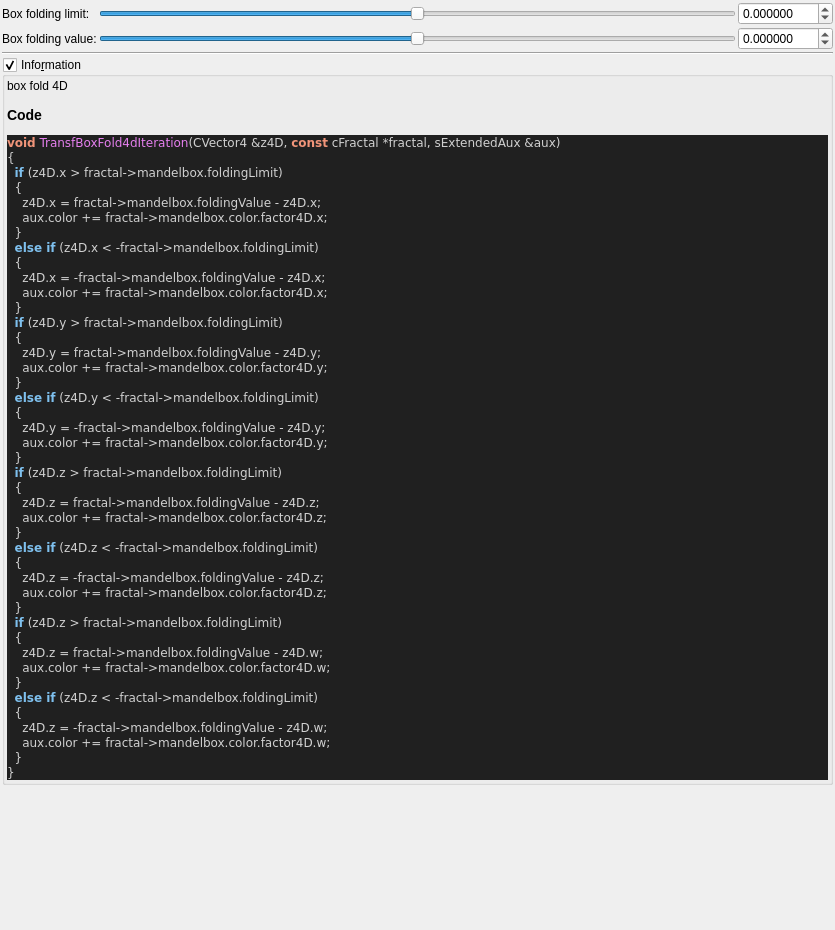
buddhi1980/mandelbulber2, file mandelbulber2/qt_data/fractal_transf_box_fold4d.ui: the form before one commit.
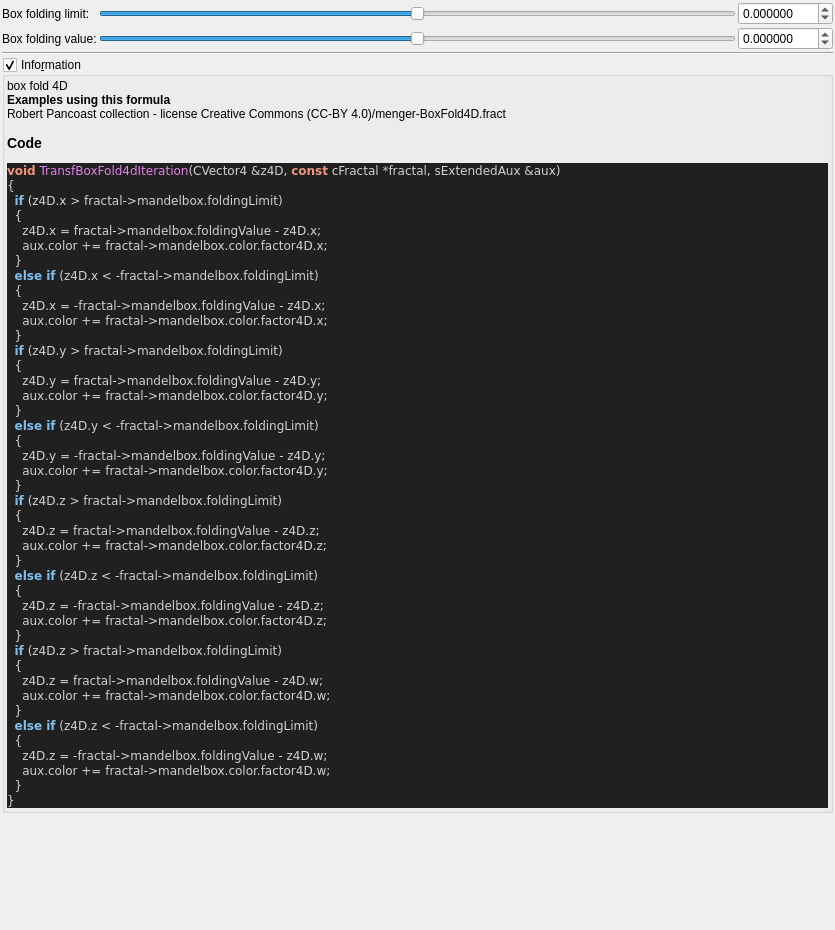
The form after the commit. Custom widgets are drawn as their Qt base class.

Commit message: populateUiInformation - mostly example usage to ui files

```diff
--- a/mandelbulber2/qt_data/fractal_transf_box_fold4d.ui
+++ b/mandelbulber2/qt_data/fractal_transf_box_fold4d.ui
@@ -189,7 +189,7 @@
         <property name="text">
          <string notr="true">&lt;p&gt;box fold 4D&lt;/p&gt;&lt;table&gt;
 &lt;/table&gt;
-&lt;h3&gt;Code&lt;/h3&gt;
+&lt;br&gt;&lt;b&gt;Examples using this formula&lt;/b&gt;&lt;br&gt;Robert Pancoast collection - license Creative Commons (CC-BY 4.0)/menger-BoxFold4D.fract&lt;h3&gt;Code&lt;/h3&gt;
 &lt;body style=&quot;background-color:#202020&quot;&gt;
 &lt;pre style=&quot;color:#d0d0d0; background-color:#202020;  font-family:'Courier New',monospace;&quot;&gt;&lt;span style=&quot;color:#f09479; font-weight:bold&quot;&gt;void&lt;/span&gt; &lt;span style=&quot;color:#e47eed&quot;&gt;TransfBoxFold4dIteration&lt;/span&gt;&lt;span style=&quot;color:#d0d0d0&quot;&gt;(&lt;/span&gt;CVector4 &lt;span style=&quot;color:#d0d0d0&quot;&gt;&amp;amp;&lt;/span&gt;z4D&lt;span style=&quot;color:#d0d0d0&quot;&gt;,&lt;/span&gt; &lt;span style=&quot;color:#f09479; font-weight:bold&quot;&gt;const&lt;/span&gt; cFractal &lt;span style=&quot;color:#d0d0d0&quot;&gt;*&lt;/span&gt;fractal&lt;span style=&quot;color:#d0d0d0&quot;&gt;,&lt;/span&gt; sExtendedAux &lt;span style=&quot;color:#d0d0d0&quot;&gt;&amp;amp;&lt;/span&gt;aux&lt;span style=&quot;color:#d0d0d0&quot;&gt;)&lt;/span&gt;
 &lt;span style=&quot;color:#d0d0d0&quot;&gt;{&lt;/span&gt;
```
The commit also changes 57 other files.
